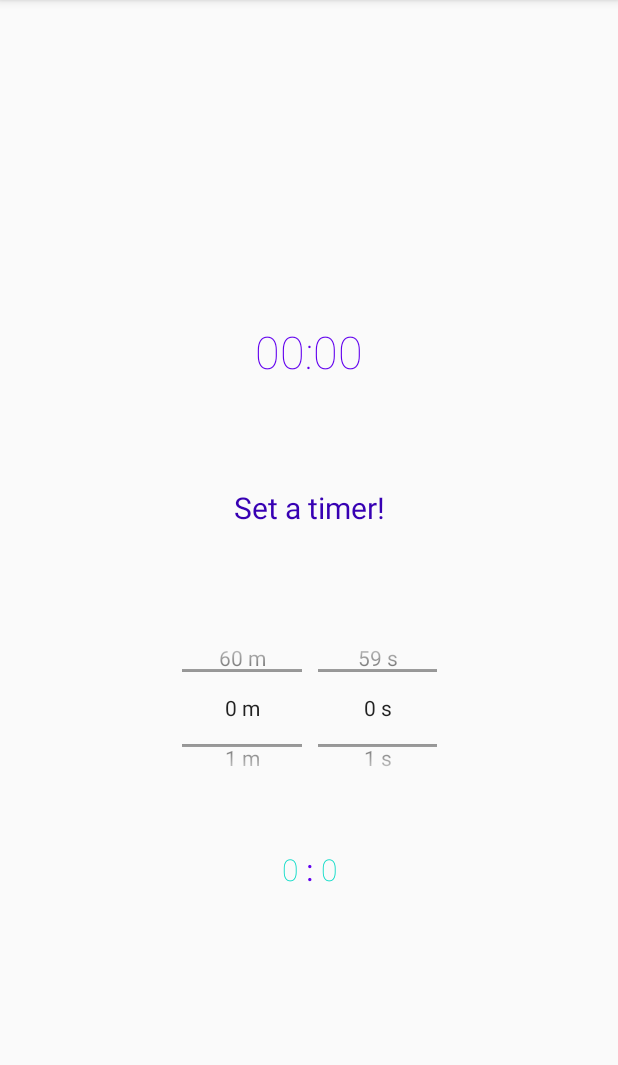
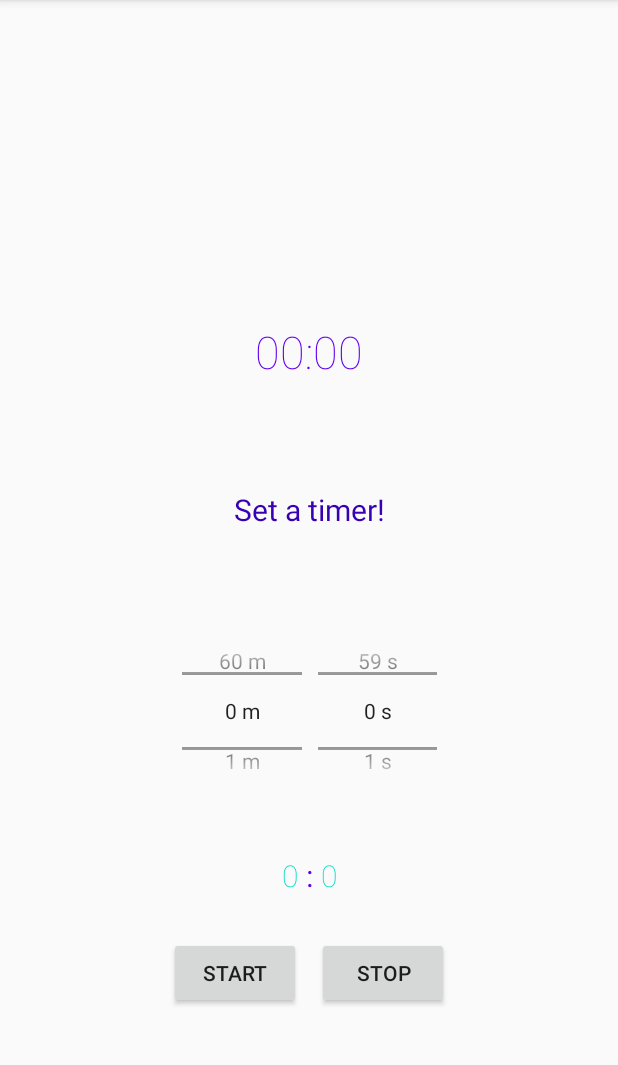
Before and after one commit to maijuriina/Android-Java-Course, an Android app: the fragment NotificationsFragment shown on its own in the app's theme, on a phone screen of 412 x 824 dp, the part 84-1149 px from its top. Run offline under Robolectric (Android 15) with nearby library versions, the phone set to English and light mode, and no system bars.

Commit message:
Added buttons for timer functionality using LinearLayout.

```diff
--- a/TestApplication/app/src/main/res/layout/fragment_notifications.xml
+++ b/TestApplication/app/src/main/res/layout/fragment_notifications.xml
@@ -82,6 +82,7 @@
         android:id="@+id/linearLayout2"
         android:layout_width="wrap_content"
         android:layout_height="wrap_content"
+        android:layout_marginBottom="120dp"
         android:orientation="horizontal"
         app:layout_constraintBottom_toBottomOf="parent"
         app:layout_constraintEnd_toEndOf="parent"
@@ -94,7 +95,7 @@
             android:layout_width="wrap_content"
             android:layout_height="wrap_content"
             android:layout_marginEnd="5dp"
-            android:layout_marginBottom="130dp"
+            android:layout_marginBottom="5dp"
             android:fontFamily="sans-serif-thin"
             android:text="@string/pickedTimeMin"
             android:textAlignment="textStart"
@@ -115,7 +116,7 @@
             android:layout_width="wrap_content"
             android:layout_height="wrap_content"
             android:layout_marginStart="5dp"
-            android:layout_marginBottom="130dp"
+            android:layout_marginBottom="5dp"
             android:fontFamily="sans-serif-thin"
             android:text="@string/pickedTimeSec"
             android:textAlignment="textStart"
@@ -123,4 +124,33 @@
             android:textSize="20sp" />
     </LinearLayout>
 
+    <LinearLayout
+        android:layout_width="wrap_content"
+        android:layout_height="wrap_content"
+        android:layout_marginTop="20dp"
+        android:layout_marginBottom="93dp"
+        android:orientation="horizontal"
+        app:layout_constraintBottom_toBottomOf="parent"
+        app:layout_constraintEnd_toEndOf="parent"
+        app:layout_constraintHorizontal_bias="0.5"
+        app:layout_constraintStart_toStartOf="parent"
+        app:layout_constraintTop_toBottomOf="@+id/linearLayout2">
+
+        <Button
+            android:id="@+id/playPauseButton"
+            android:layout_width="wrap_content"
+            android:layout_height="wrap_content"
+            android:layout_marginEnd="5dp"
+            android:layout_weight="1"
+            android:text="@string/startTimer" />
+
+        <Button
+            android:id="@+id/stopButton"
+            android:layout_width="wrap_content"
+            android:layout_height="wrap_content"
+            android:layout_marginStart="5dp"
+            android:layout_weight="1"
+            android:text="@string/stopTimer" />
+    </LinearLayout>
+
 </androidx.constraintlayout.widget.ConstraintLayout>
--- a/TestApplication/app/src/main/res/values/strings.xml
+++ b/TestApplication/app/src/main/res/values/strings.xml
@@ -23,4 +23,8 @@
     <string name="mapButton">Show on map</string>
     <string name="addressMissing">Unable to search address</string>
     <string name="setTimer">Set a timer!</string>
+    <string name="stopTimer">STOP</string>
+    <string name="startTimer">START</string>
+    <string name="pauseTimer">PAUSE</string>
+    <string name="continueTimer">RESUME</string>
 </resources>
```
Also changed, not shown: 1 other file.
